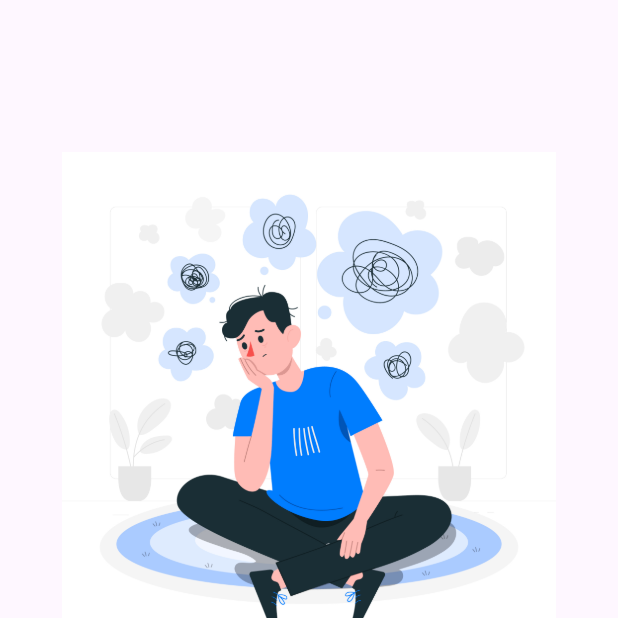
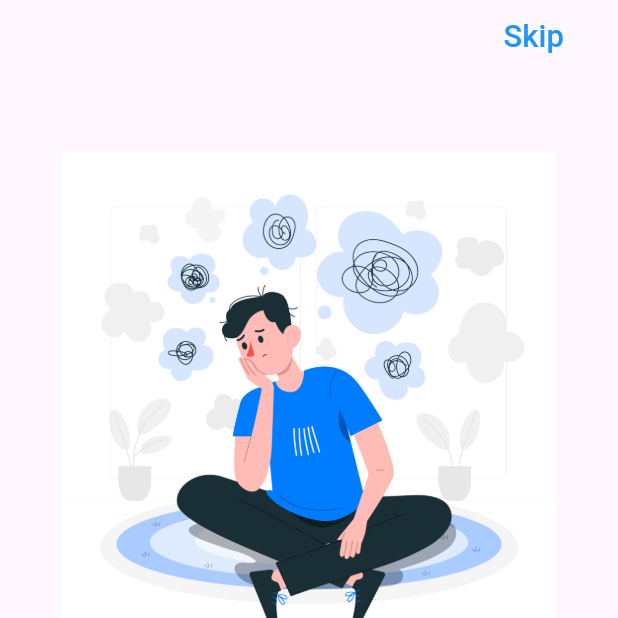
Before and after one commit to tasneem-gamal/Journal-App, a Flutter app: the screen it shows after launch, on a phone screen of 412 x 824 dp, the top half of it. Run offline on Flutter 3.47's test engine with Material 3 defaults, Android fonts, the phone set to English and light mode, and no system bars; our stand-ins replace flutter_screenutil, get, go_router.

Commit message:
add skip button

```diff
--- /dev/null
+++ b/lib/features/on_boarding_view/ui/widgets/on_boarding_skip.dart
@@ -0,0 +1,24 @@
+import 'package:flutter/material.dart';
+import 'package:journal_app/core/theming/styles.dart';
+
+class OnBoardingSkip extends StatelessWidget {
+  const OnBoardingSkip({
+    super.key,
+  });
+
+  @override
+  Widget build(BuildContext context) {
+    return Positioned(
+      right: 24,
+      child: TextButton(
+        onPressed: (){},
+        child: Text(
+          'Skip',
+          style: Styles.textStyle18Medium.copyWith(
+            color: Colors.blue
+          ),
+        )
+      )
+    );
+  }
+}
--- a/lib/features/on_boarding_view/ui/widgets/on_boarding_view_body.dart
+++ b/lib/features/on_boarding_view/ui/widgets/on_boarding_view_body.dart
@@ -1,6 +1,7 @@
 import 'package:flutter/material.dart';
 import 'package:journal_app/core/theming/images_constants.dart';
 import 'package:journal_app/features/on_boarding_view/ui/widgets/on_boarding_page.dart';
+import 'package:journal_app/features/on_boarding_view/ui/widgets/on_boarding_skip.dart';
 
 class OnBoardingViewBody extends StatelessWidget {
   const OnBoardingViewBody({super.key});
@@ -27,7 +28,8 @@ class OnBoardingViewBody extends StatelessWidget {
                 image: ImagesConstants.onBoardingThree
             ),
           ],
-        )
+        ),
+        const OnBoardingSkip()
       ],
     );
   }
```
